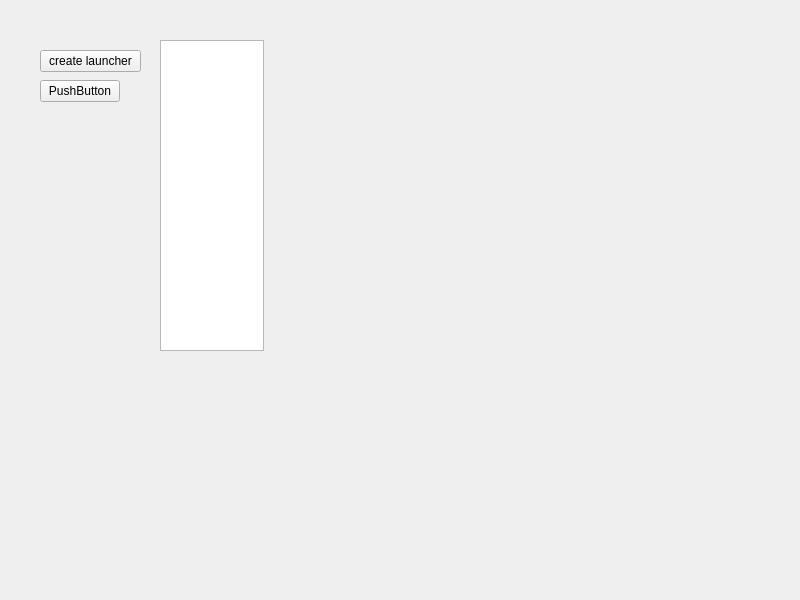
tekkitom/bg_prin_public, file bathingLake1_ma/viewwidget1.ui: the form before one commit.
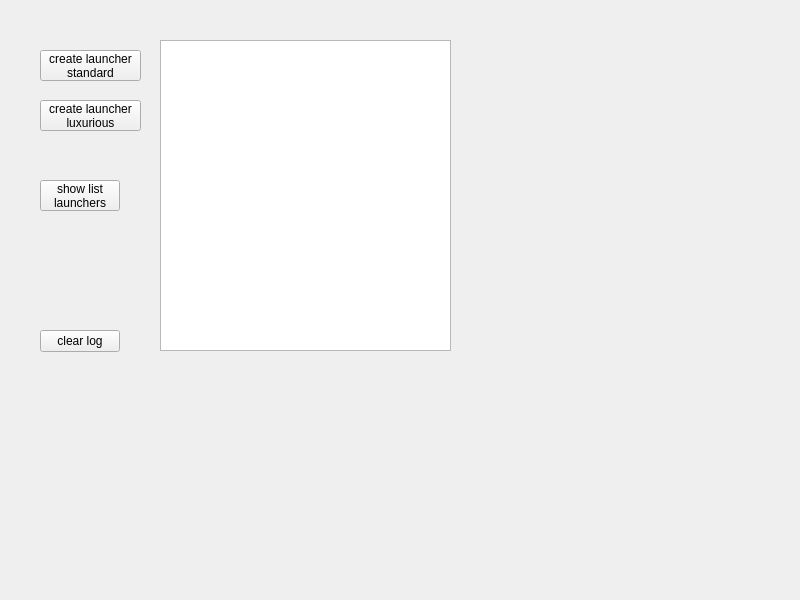
The form after the commit.

The edit to the form file:
```diff
--- a/bathingLake1_ma/viewwidget1.ui
+++ b/bathingLake1_ma/viewwidget1.ui
@@ -19,11 +19,12 @@
      <x>40</x>
      <y>50</y>
      <width>101</width>
-     <height>22</height>
+     <height>31</height>
     </rect>
    </property>
    <property name="text">
-    <string>create launcher</string>
+    <string>create launcher
+standard</string>
    </property>
   </widget>
   <widget class="QPlainTextEdit" name="plainTextEdit">
@@ -31,7 +32,7 @@
     <rect>
      <x>160</x>
      <y>40</y>
-     <width>104</width>
+     <width>291</width>
      <height>311</height>
     </rect>
    </property>
@@ -40,13 +41,41 @@
    <property name="geometry">
     <rect>
      <x>40</x>
-     <y>80</y>
+     <y>180</y>
+     <width>80</width>
+     <height>31</height>
+    </rect>
+   </property>
+   <property name="text">
+    <string>show list
+launchers</string>
+   </property>
+  </widget>
+  <widget class="QPushButton" name="btnClearLog">
+   <property name="geometry">
+    <rect>
+     <x>40</x>
+     <y>330</y>
      <width>80</width>
      <height>22</height>
     </rect>
    </property>
    <property name="text">
-    <string>PushButton</string>
+    <string>clear log</string>
+   </property>
+  </widget>
+  <widget class="QPushButton" name="btnCreateOneLouncherLuxurious">
+   <property name="geometry">
+    <rect>
+     <x>40</x>
+     <y>100</y>
+     <width>101</width>
+     <height>31</height>
+    </rect>
+   </property>
+   <property name="text">
+    <string>create launcher
+luxurious</string>
    </property>
   </widget>
  </widget>
```
Left out of the diff: 6 changed lines with no effect on the pictures.
